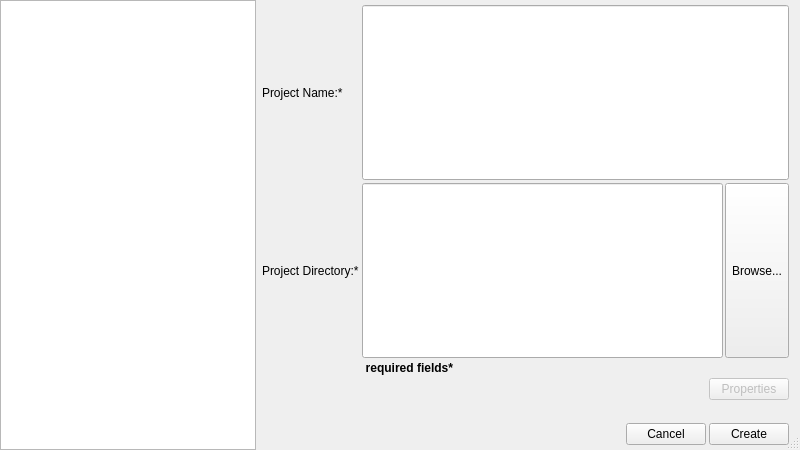
Old version of the form dgp/gui/ui/create_project_dialog.ui in the repository DynamicGravitySystems/DGP.
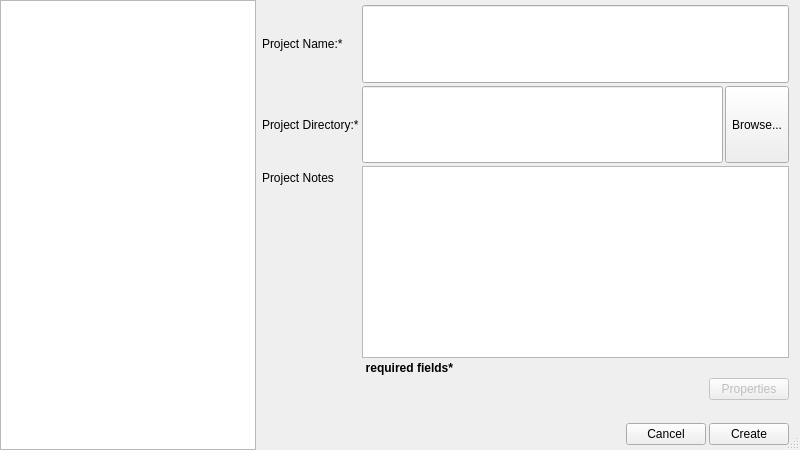
New version of the form. Icons and pictures are not drawn.

Patch:
```diff
--- a/dgp/gui/ui/create_project_dialog.ui
+++ b/dgp/gui/ui/create_project_dialog.ui
@@ -253,7 +253,17 @@
          </item>
         </layout>
        </item>
+       <item row="2" column="0">
+        <widget class="QLabel" name="ql_notes">
+         <property name="text">
+          <string>Project Notes</string>
+         </property>
+        </widget>
+       </item>
        <item row="2" column="1">
+        <widget class="QPlainTextEdit" name="qpte_notes"/>
+       </item>
+       <item row="3" column="1">
         <widget class="QLabel" name="label_required">
          <property name="font">
           <font>
@@ -269,7 +279,7 @@
          </property>
         </widget>
        </item>
-       <item row="3" column="1">
+       <item row="4" column="1">
         <layout class="QHBoxLayout" name="horizontalLayout_2">
          <item>
           <spacer name="horizontalSpacer">
```
